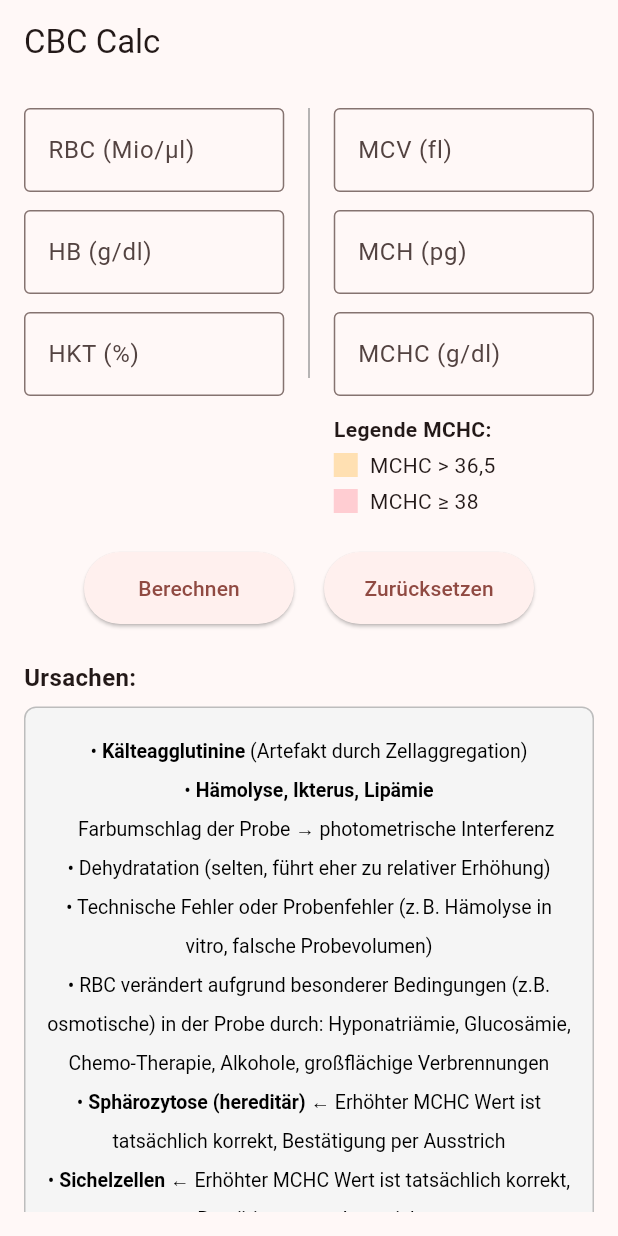
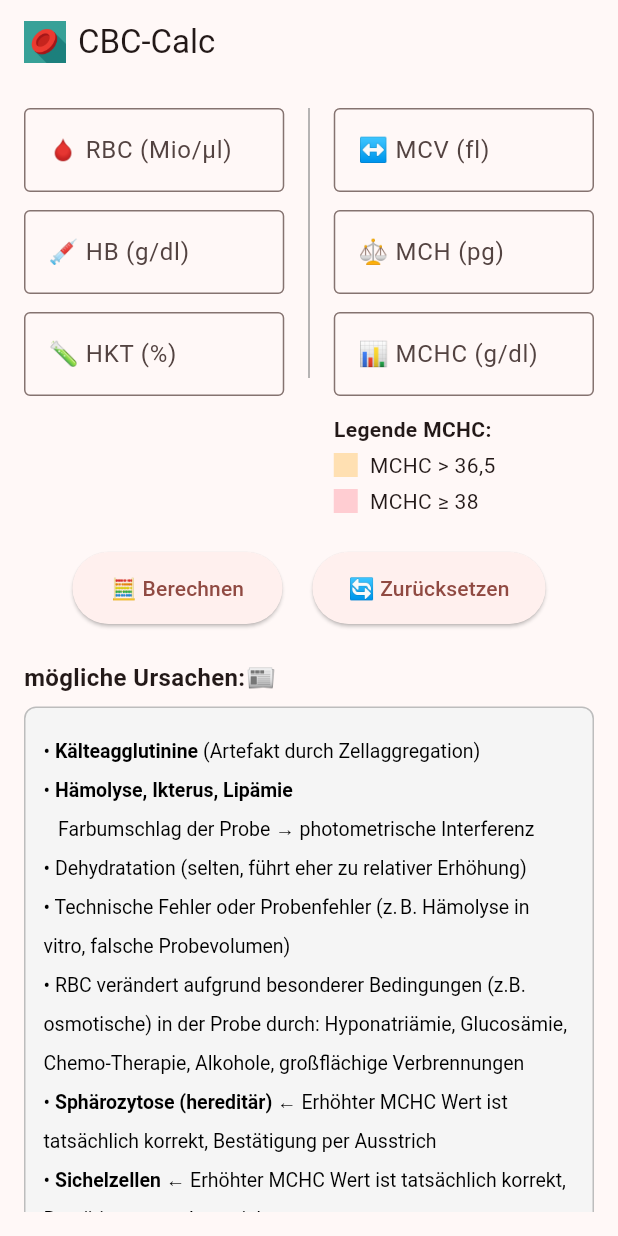
Before and after one commit to Sierra-Bravo-ger/CBC-Calc, a Flutter app: the screen it shows after launch, on a phone screen of 412 x 824 dp. Run offline on Flutter 3.47's test engine with Material 3 defaults, Android fonts, the phone set to English and light mode, and no system bars.

Commit message:
modified:   lib/main.dart 	modified:   pubspec.yaml

```diff
--- a/lib/main.dart
+++ b/lib/main.dart
@@ -1,6 +1,4 @@
 import 'package:flutter/material.dart';
-import 'package:flutter/services.dart';
-
 void main() {
   runApp(const CBCCalcApp());
 }
@@ -11,7 +9,7 @@ class CBCCalcApp extends StatelessWidget {
   @override
   Widget build(BuildContext context) {
     return MaterialApp(
-      title: 'CBC Calc',
+      title: 'CBC-Calc',
       theme: ThemeData(
         useMaterial3: true,
         colorSchemeSeed: Colors.red,
@@ -108,7 +106,7 @@ Widget _buildInfoBox() {
         children: [
           const SizedBox(height: 24),
           const Text(
-            'Ursachen:',
+            'mögliche Ursachen:📰',
             style: TextStyle(fontSize: 16, fontWeight: FontWeight.bold),
           ),
           const SizedBox(height: 8),
@@ -121,7 +119,7 @@ Widget _buildInfoBox() {
               color: Colors.grey.shade100,
             ),
             child: RichText(
-              textAlign: TextAlign.center,
+              textAlign: TextAlign.start,
               text: const TextSpan(
                 style: TextStyle(fontSize: 13, color: Colors.black, height: 2),
                 children: [
@@ -146,7 +144,7 @@ Widget _buildInfoBox() {
           ),
           const SizedBox(height: 24),
           const Text(
-            'Strategien zur Identifikation der Ursache:',
+            'Strategien zur Identifikation der Ursache:🔍',
             style: TextStyle(fontSize: 16, fontWeight: FontWeight.bold),
           ),
           const SizedBox(height: 8),
@@ -159,7 +157,7 @@ Widget _buildInfoBox() {
               color: Colors.grey.shade100,
             ),
             child: RichText(
-              textAlign: TextAlign.center,
+              textAlign: TextAlign.start,
               text: const TextSpan(
                 style: TextStyle(fontSize: 13, color: Colors.black, height: 2),
                 children: [
@@ -178,6 +176,8 @@ Widget _buildInfoBox() {
                   TextSpan(text: '   Zusätzlich '),
                   TextSpan(text: 'HB-O', style: TextStyle(fontWeight: FontWeight.bold)),
                   TextSpan(text: ' verwenden \n'),
+                  TextSpan(text: '• Vorverdünnung der Probe 1:7', style: TextStyle(fontWeight: FontWeight.bold)),
+                  TextSpan(text: ' führt ebenfalls zu Reduktion der HIL-Interferenzen\n'),
                   TextSpan(text: '• Hämolyse-Diagnostik ergänzen\n'),
                   TextSpan(text: '    → z. B. LDH, Haptoglobin, FRC% aus dem RET-Kanal\n'),
                   TextSpan(text: '     Zusätzlich '),
@@ -200,7 +200,18 @@ Widget _buildInfoBox() {
   @override
   Widget build(BuildContext context) {
     return Scaffold(
-      appBar: AppBar(title: const Text('CBC Calc')),
+      appBar: AppBar(
+        title: Row(
+          children: [
+            Image.asset(
+              'assets/icon.png',
+              height: 28,
+            ),
+            const SizedBox(width: 8),
+            const Text('CBC-Calc'),
+          ],
+        ),
+      ),
       body: Padding(
         padding: const EdgeInsets.all(16.0),
         child: Column(
@@ -216,7 +227,7 @@ Widget _buildInfoBox() {
                         controller: _rbcController,
                         keyboardType: const TextInputType.numberWithOptions(decimal: true),
                         decoration: const InputDecoration(
-                          labelText: 'RBC (Mio/µl)',
+                          labelText: '🩸 RBC (Mio/µl)',
                           border: OutlineInputBorder(),
                         ),
                       ),
@@ -225,7 +236,7 @@ Widget _buildInfoBox() {
                         controller: _hbController,
                         keyboardType: const TextInputType.numberWithOptions(decimal: true),
                         decoration: const InputDecoration(
-                          labelText: 'HB (g/dl)',
+                          labelText: '💉 HB (g/dl)',
                           border: OutlineInputBorder(),
                         ),
                       ),
@@ -234,7 +245,7 @@ Widget _buildInfoBox() {
                         controller: _hktController,
                         keyboardType: const TextInputType.numberWithOptions(decimal: true),
                         decoration: const InputDecoration(
-                          labelText: 'HKT (%)',
+                          labelText: '🧪 HKT (%)',
                           border: OutlineInputBorder(),
                         ),
                       ),
@@ -257,7 +268,7 @@ Widget _buildInfoBox() {
                           text: mcv != null ? mcv!.toStringAsFixed(2) : '',
                         ),
                         decoration: const InputDecoration(
-                          labelText: 'MCV (fl)',
+                          labelText: '↔ MCV (fl)',
                           border: OutlineInputBorder(),
                         ),
                       ),
@@ -268,7 +279,7 @@ Widget _buildInfoBox() {
                           text: mch != null ? mch!.toStringAsFixed(2) : '',
                         ),
                         decoration: const InputDecoration(
-                          labelText: 'MCH (pg)',
+                          labelText: '⚖ MCH (pg)',
                           border: OutlineInputBorder(),
                         ),
                       ),
@@ -276,10 +287,12 @@ Widget _buildInfoBox() {
                       TextField(
                         readOnly: true,
                         controller: TextEditingController(
-                          text: mchc != null ? mchc!.toStringAsFixed(2) : '',
+                          text: mchc != null
+                                ? (mchc! >= 38 ? '⚠️ ${mchc!.toStringAsFixed(2)}' : mchc!.toStringAsFixed(2))
+                                : '',
                         ),
                         decoration: InputDecoration(
-                          labelText: 'MCHC (g/dl)',
+                          labelText: '📊 MCHC (g/dl)',
                           border: const OutlineInputBorder(),
                           fillColor: _getHighlightColor(),
                           filled: _getHighlightColor() != null,
@@ -299,13 +312,13 @@ Widget _buildInfoBox() {
                 ElevatedButton(
                   onPressed: _calculate,
                   style: ElevatedButton.styleFrom(minimumSize: const Size(140, 48)),
-                  child: const Text('Berechnen'),
+                  child: const Text('🧮 Berechnen'),
                 ),
                 const SizedBox(width: 20),
                 ElevatedButton(
                   onPressed: _reset,
                   style: ElevatedButton.styleFrom(minimumSize: const Size(140, 48)),
-                  child: const Text('Zurücksetzen'),
+                  child: const Text('🔄 Zurücksetzen'),
                 ),
               ],
             ),
--- a/pubspec.yaml
+++ b/pubspec.yaml
@@ -18,6 +18,8 @@ dev_dependencies:
 
 flutter:
   uses-material-design: true
+  assets:
+    - assets/icon.png
 flutter_icons:
   android: true
   ios: false
```
